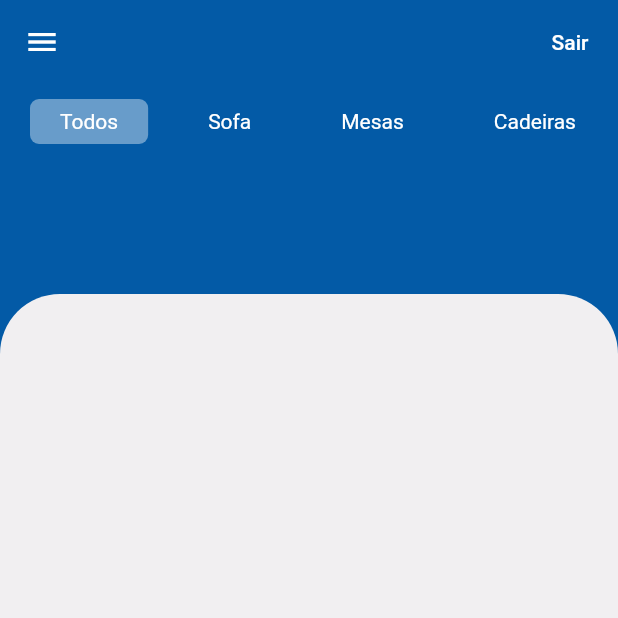
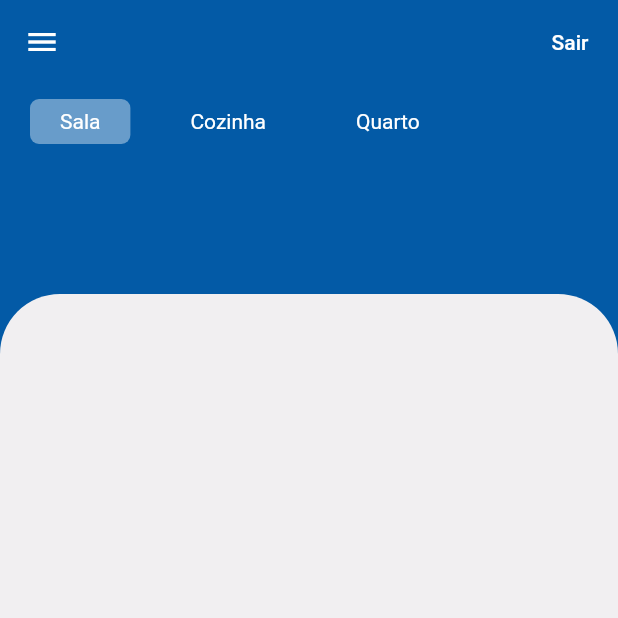
Before and after one commit to edsondearaujo/FurnitApp_Requisitos, a Flutter app: the screen it shows after launch, on a phone screen of 412 x 824 dp, the top half of it. Run offline on Flutter 3.47's test engine with Material 2 defaults, Android fonts, the phone set to English and light mode, and no system bars; our stand-ins replace cloud_firestore, firebase_auth, firebase_core, firebase_storage, image_picker; accounts and stored records are empty.

Commit message:
US10/adding filter to category

```diff
--- a/lib/models/Produto.dart
+++ b/lib/models/Produto.dart
@@ -1,5 +1,4 @@
 import 'package:cloud_firestore/cloud_firestore.dart';
-import 'package:flutter/material.dart';
 
 class Produto {
   var id;
--- a/lib/page/showProducts/category_list.dart
+++ b/lib/page/showProducts/category_list.dart
@@ -1,13 +1,9 @@
-
-
-
 import 'package:flutter/material.dart';
 import 'package:furnitapp/constants.dart';
 
 class CategoryList extends StatefulWidget {
-  const CategoryList({
-    Key key,
-  }) : super(key: key);
+  final ValueNotifier<String> selectedCategory;
+  const CategoryList({Key key, this.selectedCategory}) : super(key: key);
 
   @override
   _CategoryListState createState() => _CategoryListState();
@@ -15,7 +11,7 @@ class CategoryList extends StatefulWidget {
 
 class _CategoryListState extends State<CategoryList> {
   int selectedIndex = 0;
-  List categories = ['Todos', 'Sofa', 'Mesas', 'Cadeiras', 'Camas'];
+  List categories = ['Sala', 'Cozinha', 'Quarto'];
 
   @override
   void initState() {
@@ -39,6 +35,7 @@ class _CategoryListState extends State<CategoryList> {
           onTap: () {
             setState(() {
               selectedIndex = index;
+              widget.selectedCategory.value = categories[selectedIndex];
             });
           },
           child: Container(
--- a/lib/page/showProducts/products_screen.dart
+++ b/lib/page/showProducts/products_screen.dart
@@ -1,11 +1,9 @@
-import 'package:cloud_firestore/cloud_firestore.dart';
 import 'package:flutter/material.dart';
 import 'package:furnitapp/bloc/products_bloc.dart';
 import 'package:furnitapp/bloc/signIn.bloc.dart';
 import 'package:furnitapp/constants.dart';
 import 'package:furnitapp/models/Produto.dart';
 import 'package:furnitapp/page/signIn/signIn.page.dart';
-import 'package:furnitapp/page/signUp/signUp.page.dart';
 
 import 'category_list.dart';
 
@@ -17,11 +15,16 @@ class ProductScreen extends StatefulWidget {
 class _ProductScreenState extends State<ProductScreen> {
   ProductsBloc _productsBloc;
   bool _displayLoading;
+  ValueNotifier<String> _selectedcategory;
 
   @override
   void initState() {
+    _selectedcategory = ValueNotifier('Sala');
     _displayLoading = false;
     _productsBloc = ProductsBloc();
+    _selectedcategory.addListener(() {
+      setState(() {});
+    });
     super.initState();
   }
 
@@ -71,16 +74,25 @@ class _ProductScreenState extends State<ProductScreen> {
         shadowColor: Colors.transparent,
       ),
       backgroundColor: kPrimaryColor,
-      body: Column(
+      body: ValueListenableBuilder(
+          valueListenable: _selectedcategory,
+          builder: (context, selectedCategory, snapshot) {
+
+            return Column(
               children: [
-          CategoryList(),
+                CategoryList(selectedCategory: _selectedcategory,),
                 SizedBox(
                   height: kDefaultPadding,
                 ),
                 Expanded(
                   child: FutureBuilder(
-                future: _productsBloc.getProductsList(),
-                builder: (context, AsyncSnapshot<List<Produto>> snapshot) {
+                      future: _productsBloc.getProductsList(selectedCategory),
+                      builder:
+                          (context, AsyncSnapshot<List<Produto>> snapshot) {
+                        if (!snapshot.hasData)
+                          return Center(
+                            child: CircularProgressIndicator(),
+                          );
                         return Stack(
                           children: [
                             Container(
@@ -106,7 +118,8 @@ class _ProductScreenState extends State<ProductScreen> {
                       }),
                 )
               ],
-      ),
+            );
+          }),
     );
   }
 }
--- a/lib/page/signIn/signIn.page.dart
+++ b/lib/page/signIn/signIn.page.dart
@@ -1,6 +1,5 @@
 import 'package:flutter/material.dart';
 import 'package:furnitapp/bloc/signIn.bloc.dart';
-import 'package:furnitapp/bloc/signUp.bloc.dart';
 import 'package:furnitapp/constants.dart';
 import 'package:furnitapp/page/home_page.dart';
 import 'package:furnitapp/page/signUp/signUp.page.dart';
```
Also changed, not shown: lib/bloc/products_bloc.dart (+5 -3 lines). Lines whose indentation alone changed are shown as unchanged.
